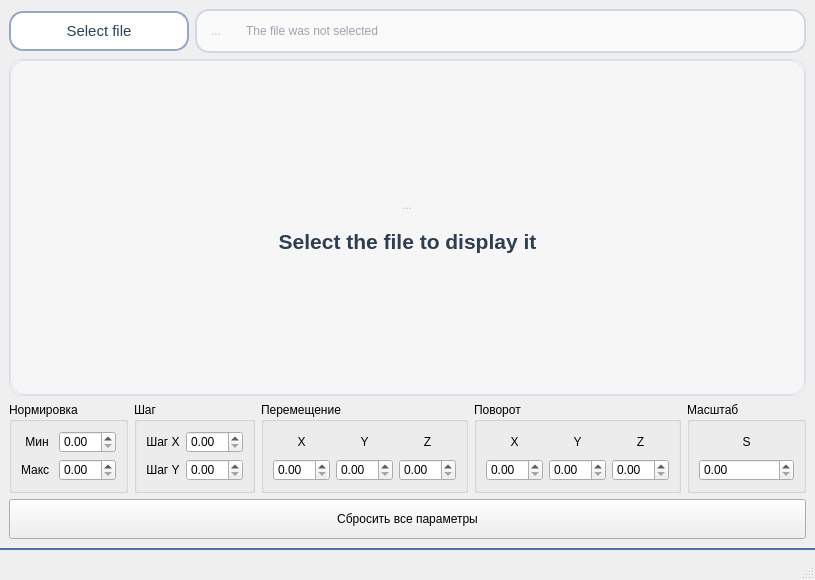
First picture: the form in mainwindow.ui, repository aleksei-manikhin/sem2_lab_04_OOP, before the edit.
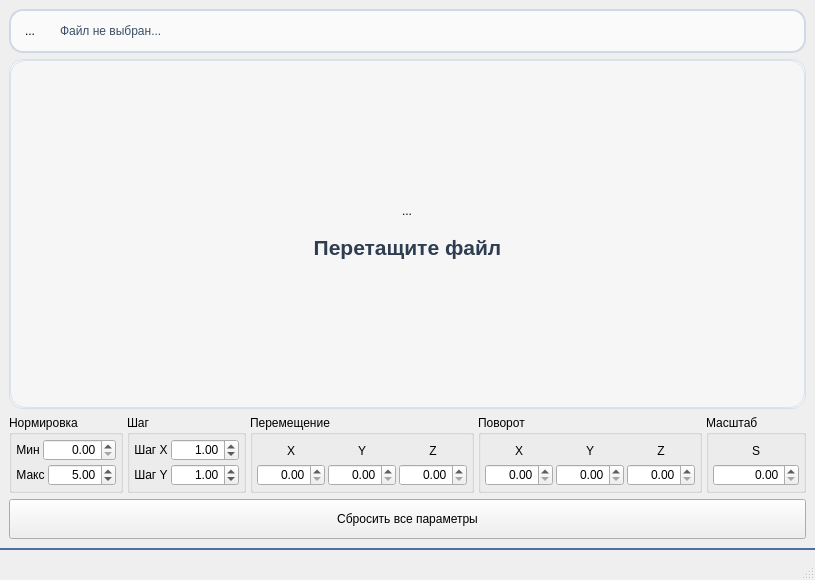
Second picture: the form after the edit. The open tabs and pages were chosen to show the change. Icons and pictures are not drawn.

```diff
--- a/mainwindow.ui
+++ b/mainwindow.ui
@@ -242,49 +242,16 @@
    <layout class="QVBoxLayout" name="verticalLayout_6">
     <item>
      <layout class="QHBoxLayout" name="fileRowLayout">
-      <item>
-       <widget class="QPushButton" name="chooseFileButton">
-        <property name="sizePolicy">
-         <sizepolicy hsizetype="Fixed" vsizetype="Fixed">
-          <horstretch>0</horstretch>
-          <verstretch>0</verstretch>
-         </sizepolicy>
-        </property>
-        <property name="minimumSize">
-         <size>
-          <width>180</width>
-          <height>40</height>
-         </size>
-        </property>
-        <property name="font">
-         <font>
-          <pointsize>11</pointsize>
-          <fontweight>DemiBold</fontweight>
-         </font>
-        </property>
-        <property name="text">
-         <string>Select file</string>
-        </property>
-        <property name="icon">
-         <iconset>
-          <normalon>:/icons/icons/selectFile.svg</normalon>
-         </iconset>
-        </property>
-        <property name="iconSize">
-         <size>
-          <width>23</width>
-          <height>23</height>
-         </size>
-        </property>
-       </widget>
-      </item>
       <item>
        <widget class="QWidget" name="fileWidget" native="true">
         <layout class="QHBoxLayout" name="horizontalLayout">
          <item>
           <widget class="QToolButton" name="icon_2">
            <property name="enabled">
-            <bool>false</bool>
+            <bool>true</bool>
+           </property>
+           <property name="cursor">
+            <cursorShape>PointingHandCursor</cursorShape>
            </property>
            <property name="text">
             <string>...</string>
@@ -318,6 +285,9 @@
              <pointsize>9</pointsize>
             </font>
            </property>
+           <property name="text">
+            <string>Файл не выбран...</string>
+           </property>
            <property name="alignment">
             <set>Qt::AlignmentFlag::AlignLeading|Qt::AlignmentFlag::AlignLeft|Qt::AlignmentFlag::AlignVCenter</set>
            </property>
@@ -372,7 +342,7 @@
         <item alignment="Qt::AlignmentFlag::AlignHCenter">
          <widget class="QToolButton" name="icon_4">
           <property name="enabled">
-           <bool>false</bool>
+           <bool>true</bool>
           </property>
           <property name="sizePolicy">
            <sizepolicy hsizetype="Preferred" vsizetype="Preferred">
@@ -398,8 +368,8 @@
           </property>
           <property name="iconSize">
            <size>
-            <width>75</width>
-            <height>75</height>
+            <width>85</width>
+            <height>85</height>
            </size>
           </property>
           <property name="autoRaise">
@@ -419,7 +389,7 @@
            <bool>true</bool>
           </property>
           <property name="text">
-           <string>Select the file to display it</string>
+           <string>Перетащите файл</string>
           </property>
           <property name="alignment">
            <set>Qt::AlignmentFlag::AlignCenter</set>
@@ -465,14 +435,47 @@
     </item>
     <item>
      <layout class="QHBoxLayout" name="bottomRowLayout">
+      <property name="spacing">
+       <number>4</number>
+      </property>
+      <property name="leftMargin">
+       <number>0</number>
+      </property>
+      <property name="topMargin">
+       <number>0</number>
+      </property>
+      <property name="rightMargin">
+       <number>0</number>
+      </property>
+      <property name="bottomMargin">
+       <number>0</number>
+      </property>
       <item>
        <widget class="QGroupBox" name="groupBox">
         <property name="title">
          <string>Нормировка</string>
         </property>
         <layout class="QVBoxLayout" name="verticalLayout_3">
+         <property name="spacing">
+          <number>3</number>
+         </property>
+         <property name="leftMargin">
+          <number>4</number>
+         </property>
+         <property name="topMargin">
+          <number>4</number>
+         </property>
+         <property name="rightMargin">
+          <number>4</number>
+         </property>
+         <property name="bottomMargin">
+          <number>4</number>
+         </property>
          <item>
           <layout class="QHBoxLayout" name="horizontalLayout_3">
+           <property name="spacing">
+            <number>3</number>
+           </property>
            <item>
             <widget class="QLabel" name="label_2">
              <property name="text">
@@ -484,21 +487,62 @@
             </widget>
            </item>
            <item>
-            <widget class="QDoubleSpinBox" name="doubleSpinBox_2"/>
+            <widget class="QDoubleSpinBox" name="doubleSpinBox_2">
+             <property name="sizePolicy">
+              <sizepolicy hsizetype="Expanding" vsizetype="Fixed">
+               <horstretch>0</horstretch>
+               <verstretch>0</verstretch>
+              </sizepolicy>
+             </property>
+             <property name="minimumSize">
+              <size>
+               <width>68</width>
+               <height>0</height>
+              </size>
+             </property>
+             <property name="alignment">
+              <set>Qt::AlignmentFlag::AlignRight|Qt::AlignmentFlag::AlignTrailing|Qt::AlignmentFlag::AlignVCenter</set>
+             </property>
+            </widget>
            </item>
           </layout>
          </item>
          <item>
           <layout class="QHBoxLayout" name="horizontalLayout_2">
+           <property name="spacing">
+            <number>3</number>
+           </property>
            <item>
             <widget class="QLabel" name="label">
              <property name="text">
               <string>Макс</string>
              </property>
+             <property name="alignment">
+              <set>Qt::AlignmentFlag::AlignCenter</set>
+             </property>
             </widget>
            </item>
            <item>
-            <widget class="QDoubleSpinBox" name="doubleSpinBox"/>
+            <widget class="QDoubleSpinBox" name="doubleSpinBox">
+             <property name="sizePolicy">
+              <sizepolicy hsizetype="Expanding" vsizetype="Fixed">
+               <horstretch>0</horstretch>
+               <verstretch>0</verstretch>
+              </sizepolicy>
+             </property>
+             <property name="minimumSize">
+              <size>
+               <width>68</width>
+               <height>0</height>
+              </size>
+             </property>
+             <property name="alignment">
+              <set>Qt::AlignmentFlag::AlignRight|Qt::AlignmentFlag::AlignTrailing|Qt::AlignmentFlag::AlignVCenter</set>
+             </property>
+             <property name="value">
+              <double>5.000000000000000</double>
+             </property>
+            </widget>
            </item>
           </layout>
          </item>
@@ -511,8 +555,26 @@
          <string>Шаг</string>
         </property>
         <layout class="QVBoxLayout" name="verticalLayout_7">
+         <property name="spacing">
+          <number>3</number>
+         </property>
+         <property name="leftMargin">
+          <number>4</number>
+         </property>
+         <property name="topMargin">
+          <number>4</number>
+         </property>
+         <property name="rightMargin">
+          <number>4</number>
+         </property>
+         <property name="bottomMargin">
+          <number>4</number>
+         </property>
          <item>
           <layout class="QHBoxLayout" name="horizontalLayout_4">
+           <property name="spacing">
+            <number>3</number>
+           </property>
            <item>
             <widget class="QLabel" name="label_3">
              <property name="text">
@@ -524,12 +586,34 @@
             </widget>
            </item>
            <item>
-            <widget class="QDoubleSpinBox" name="doubleSpinBox_3"/>
+            <widget class="QDoubleSpinBox" name="doubleSpinBox_3">
+             <property name="sizePolicy">
+              <sizepolicy hsizetype="Expanding" vsizetype="Fixed">
+               <horstretch>0</horstretch>
+               <verstretch>0</verstretch>
+              </sizepolicy>
+             </property>
+             <property name="minimumSize">
+              <size>
+               <width>68</width>
+               <height>0</height>
+              </size>
+             </property>
+             <property name="alignment">
+              <set>Qt::AlignmentFlag::AlignRight|Qt::AlignmentFlag::AlignTrailing|Qt::AlignmentFlag::AlignVCenter</set>
+             </property>
+             <property name="value">
+              <double>1.000000000000000</double>
+             </property>
+            </widget>
            </item>
           </layout>
          </item>
          <item>
           <layout class="QHBoxLayout" name="horizontalLayout_7">
+           <property name="spacing">
+            <number>3</number>
+           </property>
            <item>
             <widget class="QLabel" name="label_4">
              <property name="text">
@@ -541,7 +625,26 @@
             </widget>
            </item>
            <item>
-            <widget class="QDoubleSpinBox" name="doubleSpinBox_4"/>
+            <widget class="QDoubleSpinBox" name="doubleSpinBox_4">
+             <property name="sizePolicy">
+              <sizepolicy hsizetype="Expanding" vsizetype="Fixed">
+               <horstretch>0</horstretch>
+               <verstretch>0</verstretch>
+              </sizepolicy>
+             </property>
+             <property name="minimumSize">
+              <size>
+               <width>68</width>
+               <height>0</height>
+              </size>
+             </property>
+             <property name="alignment">
+              <set>Qt::AlignmentFlag::AlignRight|Qt::AlignmentFlag::AlignTrailing|Qt::AlignmentFlag::AlignVCenter</set>
+             </property>
+             <property name="value">
+              <double>1.000000000000000</double>
+             </property>
+            </widget>
            </item>
           </layout>
          </item>
@@ -554,8 +657,26 @@
          <string>Перемещение </string>
         </property>
         <layout class="QHBoxLayout" name="horizontalLayout_5">
+         <property name="spacing">
+          <number>3</number>
+         </property>
+         <property name="leftMargin">
+          <number>4</number>
+         </property>
+         <property name="topMargin">
+          <number>4</number>
+         </property>
+         <property name="rightMargin">
+          <number>4</number>
+         </property>
+         <property name="bottomMargin">
+          <number>4</number>
+         </property>
          <item>
           <layout class="QVBoxLayout" name="verticalLayout_4">
+           <property name="spacing">
+            <number>2</number>
+           </property>
            <item>
             <widget class="QLabel" name="label_6">
              <property name="text">
@@ -567,12 +688,31 @@
             </widget>
            </item>
            <item>
-            <widget class="QDoubleSpinBox" name="doubleSpinBox_5"/>
+            <widget class="QDoubleSpinBox" name="doubleSpinBox_5">
+             <property name="sizePolicy">
+              <sizepolicy hsizetype="Expanding" vsizetype="Fixed">
+               <horstretch>0</horstretch>
+               <verstretch>0</verstretch>
+              </sizepolicy>
+             </property>
+             <property name="minimumSize">
+              <size>
+               <width>68</width>
+               <height>0</height>
+              </size>
+             </property>
+             <property name="alignment">
+              <set>Qt::AlignmentFlag::AlignRight|Qt::AlignmentFlag::AlignTrailing|Qt::AlignmentFlag::AlignVCenter</set>
+             </property>
+            </widget>
            </item>
           </layout>
          </item>
          <item>
           <layout class="QVBoxLayout" name="verticalLayout_5">
+           <property name="spacing">
+            <number>2</number>
+           </property>
            <item>
             <widget class="QLabel" name="label_7">
              <property name="text">
@@ -584,12 +724,31 @@
             </widget>
            </item>
            <item>
-            <widget class="QDoubleSpinBox" name="doubleSpinBox_6"/>
+            <widget class="QDoubleSpinBox" name="doubleSpinBox_6">
+             <property name="sizePolicy">
+              <sizepolicy hsizetype="Expanding" vsizetype="Fixed">
+               <horstretch>0</horstretch>
+               <verstretch>0</verstretch>
+              </sizepolicy>
+             </property>
+             <property name="minimumSize">
+              <size>
+               <width>68</width>
+               <height>0</height>
+              </size>
+             </property>
+             <property name="alignment">
+              <set>Qt::AlignmentFlag::AlignRight|Qt::AlignmentFlag::AlignTrailing|Qt::AlignmentFlag::AlignVCenter</set>
+             </property>
+            </widget>
            </item>
           </layout>
          </item>
          <item>
           <layout class="QVBoxLayout" name="verticalLayout_8">
+           <property name="spacing">
+            <number>2</number>
+           </property>
            <item>
             <widget class="QLabel" name="label_8">
              <property name="text">
@@ -601,7 +760,23 @@
             </widget>
            </item>
            <item>
-            <widget class="QDoubleSpinBox" name="doubleSpinBox_7"/>
+            <widget class="QDoubleSpinBox" name="doubleSpinBox_7">
+             <property name="sizePolicy">
+              <sizepolicy hsizetype="Expanding" vsizetype="Fixed">
+               <horstretch>0</horstretch>
+               <verstretch>0</verstretch>
+              </sizepolicy>
+             </property>
+             <property name="minimumSize">
+              <size>
+               <width>68</width>
+               <height>0</height>
+              </size>
+             </property>
+             <property name="alignment">
+              <set>Qt::AlignmentFlag::AlignRight|Qt::AlignmentFlag::AlignTrailing|Qt::AlignmentFlag::AlignVCenter</set>
+             </property>
+            </widget>
            </item>
           </layout>
          </item>
@@ -614,8 +789,26 @@
          <string>Поворот</string>
         </property>
         <layout class="QHBoxLayout" name="horizontalLayout_6">
+         <property name="spacing">
+          <number>3</number>
+         </property>
+         <property name="leftMargin">
+          <number>4</number>
+         </property>
+         <property name="topMargin">
+          <number>4</number>
+         </property>
+         <property name="rightMargin">
+          <number>4</number>
+         </property>
+         <property name="bottomMargin">
+          <number>4</number>
+         </property>
          <item>
           <layout class="QVBoxLayout" name="verticalLayout_9">
+           <property name="spacing">
+            <number>2</number>
+           </property>
            <item>
             <widget class="QLabel" name="label_9">
              <property name="text">
@@ -627,12 +820,31 @@
             </widget>
            </item>
            <item>
-            <widget class="QDoubleSpinBox" name="doubleSpinBox_8"/>
+            <widget class="QDoubleSpinBox" name="doubleSpinBox_8">
+             <property name="sizePolicy">
+              <sizepolicy hsizetype="Expanding" vsizetype="Fixed">
+               <horstretch>0</horstretch>
+               <verstretch>0</verstretch>
+              </sizepolicy>
+             </property>
+             <property name="minimumSize">
+              <size>
+               <width>68</width>
+               <height>0</height>
+              </size>
+             </property>
+             <property name="alignment">
+              <set>Qt::AlignmentFlag::AlignRight|Qt::AlignmentFlag::AlignTrailing|Qt::AlignmentFlag::AlignVCenter</set>
+             </property>
+            </widget>
            </item>
           </layout>
          </item>
          <item>
           <layout class="QVBoxLayout" name="verticalLayout_10">
+           <property name="spacing">
+            <number>2</number>
+           </property>
            <item>
             <widget class="QLabel" name="label_10">
              <property name="text">
@@ -644,12 +856,31 @@
             </widget>
            </item>
            <item>
-            <widget class="QDoubleSpinBox" name="doubleSpinBox_9"/>
+            <widget class="QDoubleSpinBox" name="doubleSpinBox_9">
+             <property name="sizePolicy">
+              <sizepolicy hsizetype="Expanding" vsizetype="Fixed">
+               <horstretch>0</horstretch>
+               <verstretch>0</verstretch>
+              </sizepolicy>
+             </property>
+             <property name="minimumSize">
+              <size>
+               <width>68</width>
+               <height>0</height>
+              </size>
+             </property>
+             <property name="alignment">
+              <set>Qt::AlignmentFlag::AlignRight|Qt::AlignmentFlag::AlignTrailing|Qt::AlignmentFlag::AlignVCenter</set>
+             </property>
+            </widget>
            </item>
           </layout>
          </item>
          <item>
           <layout class="QVBoxLayout" name="verticalLayout_11">
+           <property name="spacing">
+            <number>2</number>
+           </property>
            <item>
             <widget class="QLabel" name="label_11">
              <property name="text">
@@ -661,7 +892,23 @@
             </widget>
            </item>
            <item>
-            <widget class="QDoubleSpinBox" name="doubleSpinBox_10"/>
+            <widget class="QDoubleSpinBox" name="doubleSpinBox_10">
+             <property name="sizePolicy">
+              <sizepolicy hsizetype="Expanding" vsizetype="Fixed">
+               <horstretch>0</horstretch>
+               <verstretch>0</verstretch>
+              </sizepolicy>
+             </property>
+             <property name="minimumSize">
+              <size>
+               <width>68</width>
+               <height>0</height>
+              </size>
+             </property>
+             <property name="alignment">
+              <set>Qt::AlignmentFlag::AlignRight|Qt::AlignmentFlag::AlignTrailing|Qt::AlignmentFlag::AlignVCenter</set>
+             </property>
+            </widget>
            </item>
           </layout>
          </item>
@@ -674,6 +921,21 @@
          <string>Масштаб</string>
         </property>
         <layout class="QVBoxLayout" name="verticalLayout_18">
+         <property name="spacing">
+          <number>2</number>
+         </property>
+         <property name="leftMargin">
+          <number>4</number>
+         </property>
+         <property name="topMargin">
+          <number>4</number>
+         </property>
+         <property name="rightMargin">
+          <number>4</number>
+         </property>
+         <property name="bottomMargin">
+          <number>4</number>
+         </property>
          <item>
           <widget class="QLabel" name="label_17">
            <property name="text">
@@ -685,7 +947,23 @@
           </widget>
          </item>
          <item>
-          <widget class="QDoubleSpinBox" name="doubleSpinBox_14"/>
+          <widget class="QDoubleSpinBox" name="doubleSpinBox_14">
+           <property name="sizePolicy">
+            <sizepolicy hsizetype="Expanding" vsizetype="Fixed">
+             <horstretch>0</horstretch>
+             <verstretch>0</verstretch>
+            </sizepolicy>
+           </property>
+           <property name="minimumSize">
+            <size>
+             <width>68</width>
+             <height>0</height>
+            </size>
+           </property>
+           <property name="alignment">
+            <set>Qt::AlignmentFlag::AlignRight|Qt::AlignmentFlag::AlignTrailing|Qt::AlignmentFlag::AlignVCenter</set>
+           </property>
+          </widget>
          </item>
         </layout>
        </widget>
```
Left out of the diff: 5 changed lines with no effect on the pictures.
